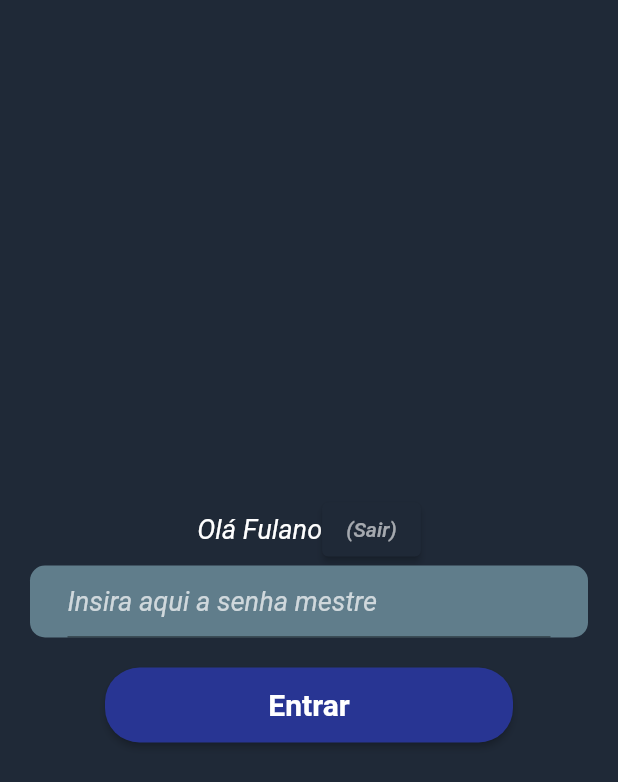
After one commit to lluukinha/winkle-app, a Flutter app: the MasterPasswordScreen screen opened by its route, on a phone screen of 412 x 824 dp. The commit adds this screen. Shown: the top 782 px of the screen. Run offline on Flutter 3.47's test engine with Material 2 defaults, Android fonts, the phone set to English and light mode, and no system bars; network calls fail.

Commit message:
master password screen created

```diff
--- /dev/null
+++ b/lib/Screens/masterpassword_screen.dart
@@ -0,0 +1,115 @@
+import 'package:flutter/material.dart';
+import 'package:winkle/Screens/welcome_screen.dart';
+import '../constants.dart';
+import '../Components/hex_color.dart';
+
+class MasterPasswordScreen extends StatelessWidget {
+  static const routeName = '/dashboard-screen';
+
+  final masterPasswordController = TextEditingController();
+
+  MasterPasswordScreen({Key? key}) : super(key: key);
+
+  Widget backButton(BuildContext context) {
+    return ElevatedButton(
+      onPressed: () => Navigator.popUntil(
+          context, ModalRoute.withName(WelcomeScreen.routeName)),
+      child: const Text(
+        "(Sair)",
+        style: TextStyle(
+            fontSize: 14, fontStyle: FontStyle.italic, color: Colors.white60),
+      ),
+      style: ButtonStyle(
+        backgroundColor:
+            MaterialStateProperty.all(HexColor(Constants.winkleBG)),
+      ),
+    );
+  }
+
+  Widget leaveButton(BuildContext context) {
+    return Row(
+        mainAxisAlignment: MainAxisAlignment.center,
+        crossAxisAlignment: CrossAxisAlignment.center,
+        children: [
+          const Text(
+            "Olá Fulano",
+            style: TextStyle(
+                fontSize: 18, fontStyle: FontStyle.italic, color: Colors.white),
+          ),
+          backButton(context)
+        ]);
+  }
+
+  Widget inputMasterPassword() {
+    return Container(
+      margin: const EdgeInsets.only(left: 20, right: 20, bottom: 15),
+      decoration: BoxDecoration(
+          color: Colors.blueGrey, borderRadius: BorderRadius.circular(10)),
+      child: Padding(
+        padding: const EdgeInsets.only(left: 25, right: 25),
+        child: TextField(
+          controller: masterPasswordController,
+          decoration: const InputDecoration(
+            hintText: "Insira aqui a senha mestre",
+            hintStyle: TextStyle(
+                fontSize: 18,
+                color: Colors.white70,
+                fontStyle: FontStyle.italic),
+          ),
+        ),
+      ),
+    );
+  }
+
+  Widget enterButton(BuildContext context) {
+    return Container(
+      height: 55,
+      width: double.infinity,
+      padding: const EdgeInsets.only(top: 5, left: 70, right: 70),
+      child: ElevatedButton(
+        style: ButtonStyle(
+            backgroundColor: MaterialStateProperty.all(Colors.indigo.shade800),
+            shape: MaterialStateProperty.all<RoundedRectangleBorder>(
+                RoundedRectangleBorder(
+                    borderRadius: BorderRadius.circular(23)))),
+        onPressed: () {
+          Navigator.push(
+            context,
+            MaterialPageRoute(builder: (context) => MasterPasswordScreen()),
+          );
+        },
+        child: const Text(
+          'Entrar',
+          style: TextStyle(
+            fontSize: 20,
+            fontWeight: FontWeight.w700,
+            color: Colors.white,
+          ),
+        ),
+      ),
+    );
+  }
+
+  @override
+  Widget build(BuildContext context) {
+    return WillPopScope(
+        onWillPop: () => Future.value(false),
+        child: Scaffold(
+            backgroundColor: HexColor(Constants.winkleBG),
+            body: Stack(children: [
+              Column(crossAxisAlignment: CrossAxisAlignment.center, children: [
+                Expanded(
+                  child: Column(
+                    mainAxisAlignment: MainAxisAlignment.center,
+                    crossAxisAlignment: CrossAxisAlignment.center,
+                    children: [
+                      leaveButton(context),
+                      inputMasterPassword(),
+                      enterButton(context)
+                    ],
+                  ),
+                )
+              ])
+            ])));
+  }
+}
--- /dev/null
+++ b/lib/constants.dart
@@ -0,0 +1,3 @@
+class Constants {
+  static const String winkleBG = "#1F2937";
+}
--- a/lib/main.dart
+++ b/lib/main.dart
@@ -1,6 +1,6 @@
 import 'package:flutter/material.dart';
 import 'package:flutter/services.dart';
-import './Screens/authentification_screen.dart';
+import 'Screens/masterpassword_screen.dart';
 import './Screens/welcome_screen.dart';
 
 void main() {
@@ -25,7 +25,7 @@ class MyApp extends StatelessWidget {
       home: const WelcomeScreen(),
       routes: {
         WelcomeScreen.routeName: (context) => const WelcomeScreen(),
-        AuthentificationScreen.routeName: (context) => AuthentificationScreen(),
+        MasterPasswordScreen.routeName: (context) => MasterPasswordScreen(),
       },
     );
   }
```
Also changed, not shown: lib/Screens/authentification_screen.dart (deleted, +0 -130 lines), lib/Screens/welcome_screen.dart (+19 -6 lines).
